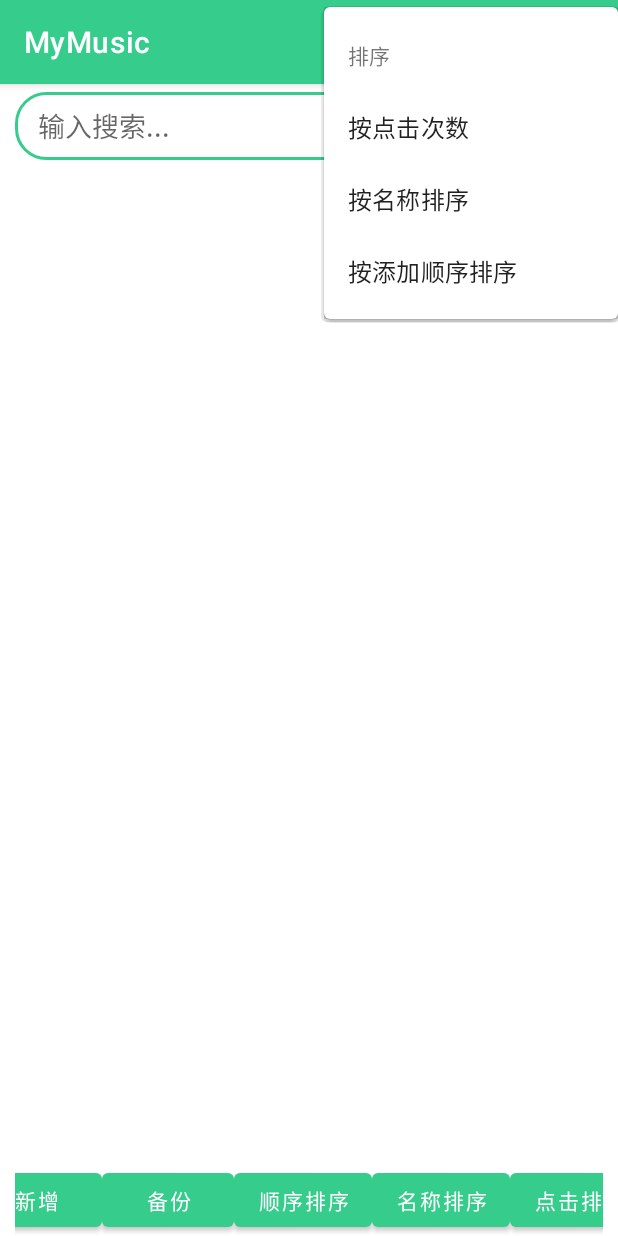
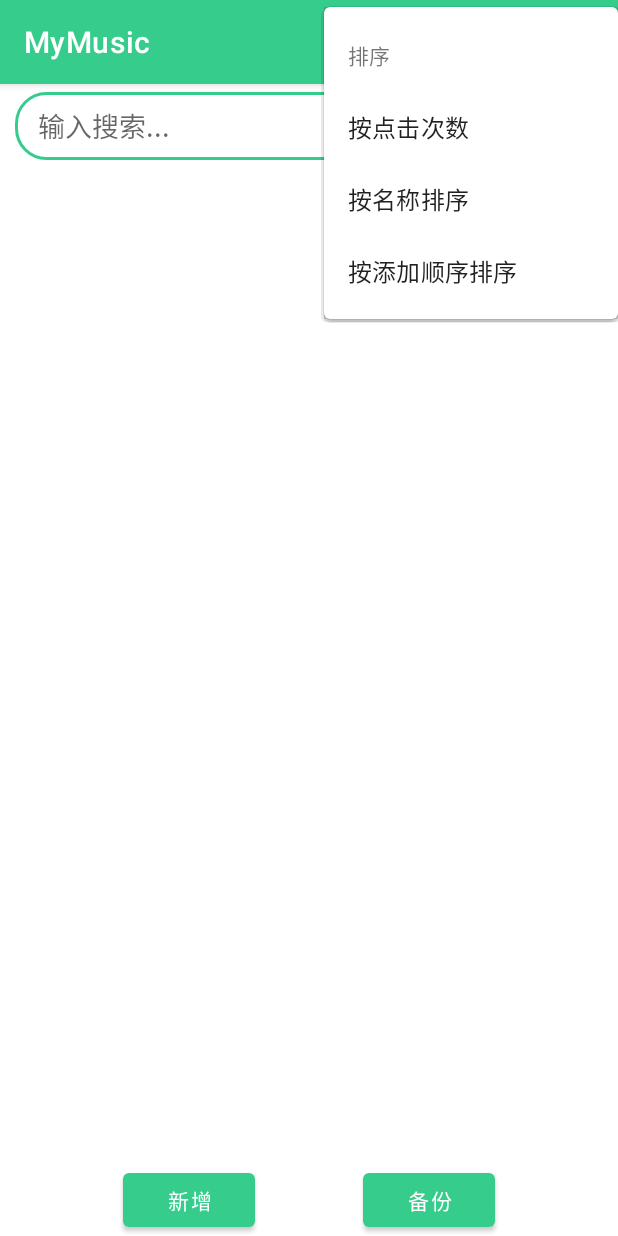
Before and after one commit to sksksk11/MyAndroid, an Android app: the KeywordActivity screen opened directly, with no data from a screen before it, in the options menu, after a tap on "排序", on a phone screen of 412 x 824 dp. Run offline under Robolectric (Android 15) with nearby library versions, the light colour scheme and no system bars.

Commit message:
2024年9月23日-01

```diff
--- a/MyMusic/app/src/main/java/com/example/mymusic/KeywordActivity.java
+++ b/MyMusic/app/src/main/java/com/example/mymusic/KeywordActivity.java
@@ -11,6 +11,8 @@ import android.content.ClipboardManager;
 import android.content.Context;
 import android.content.res.Configuration;
 import android.os.Bundle;
+import android.text.Editable;
+import android.text.TextWatcher;
 import android.util.Log;
 import android.view.Menu;
 import android.view.MenuInflater;
@@ -20,6 +22,7 @@ import android.view.WindowManager;
 import android.widget.Button;
 import android.widget.CheckBox;
 import android.widget.EditText;
+import android.widget.ImageView;
 import android.widget.LinearLayout;
 import android.widget.TextView;
 import android.widget.Toast;
@@ -34,7 +37,7 @@ import java.util.List;
 public class KeywordActivity extends AppCompatActivity {
 
     private Button btn_addKeyWord,btn_confirmInput,btn_clearText,btn_pasteboard;
-    private EditText et_inputKeyword;
+    private EditText et_inputKeyword ,et_searchBar;
     private DatabaseHelper mDatabaseHelper;
     private List<Keyword> mKeywordList,selectKeywordList;
     private MyKeywordListAdapter mKeywordListAdapter;
@@ -43,6 +46,7 @@ public class KeywordActivity extends AppCompatActivity {
     private Context mContext;
     private LinearLayout ll_btnContainer;
     private CheckBox cb_checkBox;
+    private ImageView iv_searchImage,iv_clearSearchText;
 
     @Override
     protected void onCreate(Bundle savedInstanceState) {
@@ -113,15 +117,62 @@ public class KeywordActivity extends AppCompatActivity {
                 return true;
             case R.id.menu_modify:
                 Log.d("TAG", "点击修改");
+
+                //选择多行时，提醒只能一次修改一个关键词
+                if (selectKeywordList.size() > 1 ) {
+                    Toast.makeText(mContext,"一次只能修改一个关键词",Toast.LENGTH_SHORT).show();
+
+                }else if(selectKeywordList.size() == 0){
+                    Toast.makeText(mContext,"请选择一个要修改的关键词",Toast.LENGTH_SHORT).show();
+                }else if(selectKeywordList.size() ==1){
+                    Keyword newKeyword = selectKeywordList.get(0);
+                    EditText editStrTextView = new EditText(mContext);
+                    editStrTextView.setText(newKeyword.getKeyword());
+
+                    //弹出对话框
+                    new AlertDialog.Builder(mContext)
+                            .setMessage("是否修改关键词：")
+                            .setView(editStrTextView)
+                            .setPositiveButton("确定",((dialog, which) -> {
+                                //更新数据
+                                mDatabaseHelper.updateKeywordById(newKeyword.getId(),editStrTextView.getText().toString().trim());
+                                recreate(); //刷新页面
+                            }))
+                            .setNegativeButton("取消",(dialog, which) -> {
+
+                            })
+                            .show();
+
+                }
+
+
+
                 return true;
             case R.id.menu_orderByClicktimes:
                 Log.d("TAG", "按点击次数排序");
+
+                List<Keyword> orderByClicktimesList = new ArrayList<>();
+                orderByClicktimesList = mDatabaseHelper.getAllKeywordList(3,true);
+                mKeywordList.clear();
+                mKeywordList.addAll(orderByClicktimesList);
+                mKeywordListAdapter.notifyDataSetChanged();
                 return true;
             case R.id.menu_orderByName:
                 Log.d("TAG", "按点名称排序");
+                List<Keyword> orderByNameList = new ArrayList<>();
+                orderByNameList = mDatabaseHelper.getAllKeywordList(2,false);
+                mKeywordList.clear();
+                mKeywordList.addAll(orderByNameList);
+                mKeywordListAdapter.notifyDataSetChanged();
                 return true;
             case R.id.menu_orderByAddition:
                 Log.d("TAG", "按点添加顺序排序");
+
+                List<Keyword> orderByIdList = new ArrayList<>();
+                orderByIdList = mDatabaseHelper.getAllKeywordList(1,true);
+                mKeywordList.clear();
+                mKeywordList.addAll(orderByIdList);
+                mKeywordListAdapter.notifyDataSetChanged();
                 return true;
             default:
                 return super.onOptionsItemSelected(item);
@@ -234,8 +285,41 @@ public class KeywordActivity extends AppCompatActivity {
 
         //复选框选择
 
+        //搜索按钮
 
+        //搜索框文字输入监听
+        et_searchBar.addTextChangedListener(new TextWatcher() {
+            @Override
+            public void beforeTextChanged(CharSequence s, int start, int count, int after) {
 
+            }
+
+            @Override
+            public void onTextChanged(CharSequence s, int start, int before, int count) {
+
+            }
+
+            @Override
+            public void afterTextChanged(Editable s) {
+                List<Keyword> getKeywordList = new ArrayList<>();
+                String inputStr = et_searchBar.getText().toString().trim();
+
+                getKeywordList = mDatabaseHelper.getKeywordListByStr(inputStr);
+                mKeywordList.clear();
+                mKeywordList.addAll(getKeywordList);
+                mKeywordListAdapter.notifyDataSetChanged();
+
+            }
+        });
+
+        //清空查询框
+        iv_clearSearchText.setOnClickListener(new View.OnClickListener() {
+            @Override
+            public void onClick(View v) {
+                et_searchBar.setText("");
+                recreate();
+            }
+        });
 
     }
 
@@ -254,7 +338,7 @@ public class KeywordActivity extends AppCompatActivity {
 
     private void initView() {
         btn_addKeyWord = findViewById(R.id.btn_addKeyWord);
-        et_inputKeyword = findViewById(R.id.et_inputKeyword);
+//        et_inputKeyword = findViewById(R.id.et_inputKeyword);
         btn_confirmInput = findViewById(R.id.btn_confirmInput);
         mRecyclerView = findViewById(R.id.rv_keywords);
 //        tv_keyword = findViewById(R.id.tv_keyword);
@@ -264,6 +348,10 @@ public class KeywordActivity extends AppCompatActivity {
         btn_clearText = findViewById(R.id.btn_clearText);
         btn_pasteboard = findViewById(R.id.btn_pasteboard);
         et_inputKeyword = findViewById(R.id.et_inputKeyword);
+
+        iv_searchImage = findViewById(R.id.iv_searchImage);
+        et_searchBar = findViewById(R.id.et_searchBar);
+        iv_clearSearchText = findViewById(R.id.iv_clearSearchText);
 
         mContext = this;
 
--- a/MyMusic/app/src/main/res/layout/activity_keyword.xml
+++ b/MyMusic/app/src/main/res/layout/activity_keyword.xml
@@ -151,42 +151,6 @@
             android:layout_height="wrap_content"
             android:layout_weight="1"
             />
-        <Button
-            android:id="@+id/btn_sortbyid"
-            android:layout_width="wrap_content"
-            android:layout_height="wrap_content"
-            android:text="顺序排序"
-
-            />
-        <Space
-            android:layout_width="0dp"
-            android:layout_height="wrap_content"
-            android:layout_weight="1"
-            />
-        <Button
-            android:id="@+id/btn_sortbyname"
-            android:layout_width="wrap_content"
-            android:layout_height="wrap_content"
-            android:text="名称排序"
-
-            />
-        <Space
-            android:layout_width="0dp"
-            android:layout_height="wrap_content"
-            android:layout_weight="1"
-            />
-        <Button
-            android:id="@+id/btn_sortbyclicktimes"
-            android:layout_width="wrap_content"
-            android:layout_height="wrap_content"
-            android:text="点击排序"
-
-            />
-        <Space
-            android:layout_width="0dp"
-            android:layout_height="wrap_content"
-            android:layout_weight="1"
-            />
 
 
     </LinearLayout>
```
Also changed, not shown: MyMusic/app/src/main/java/com/example/mymusic/utils/DatabaseHelper.java (+49 -1 lines).
